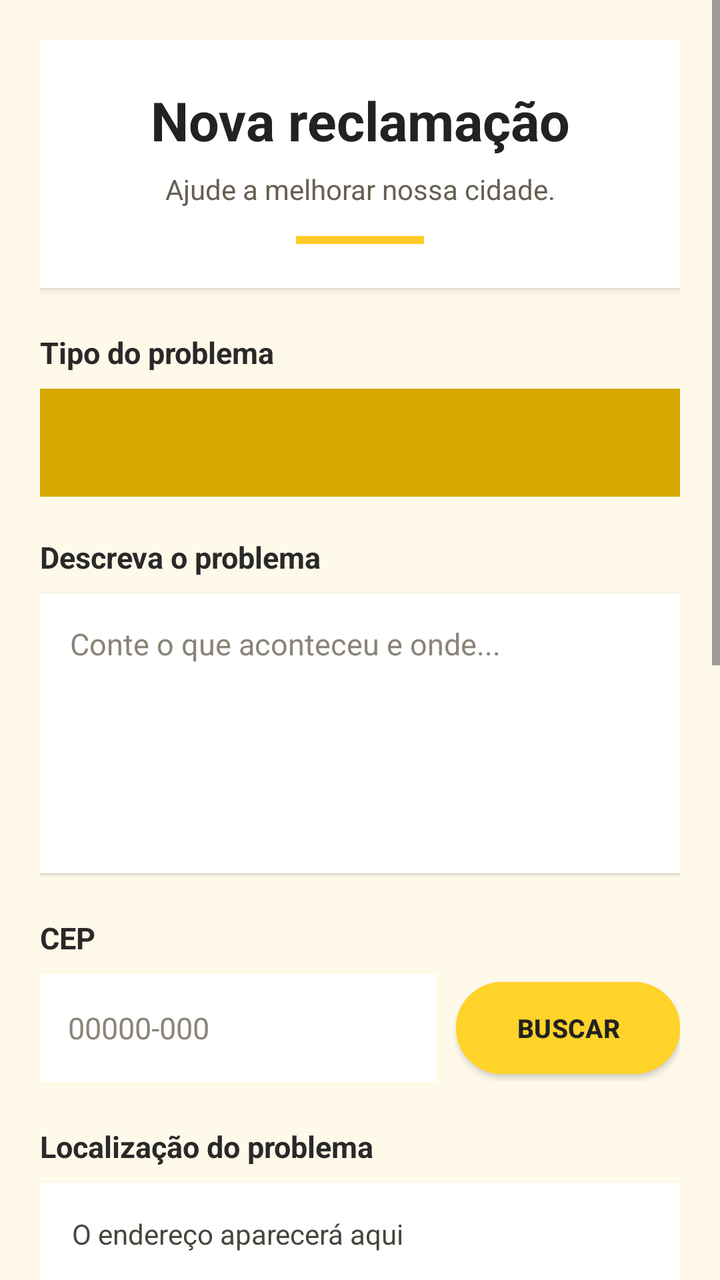
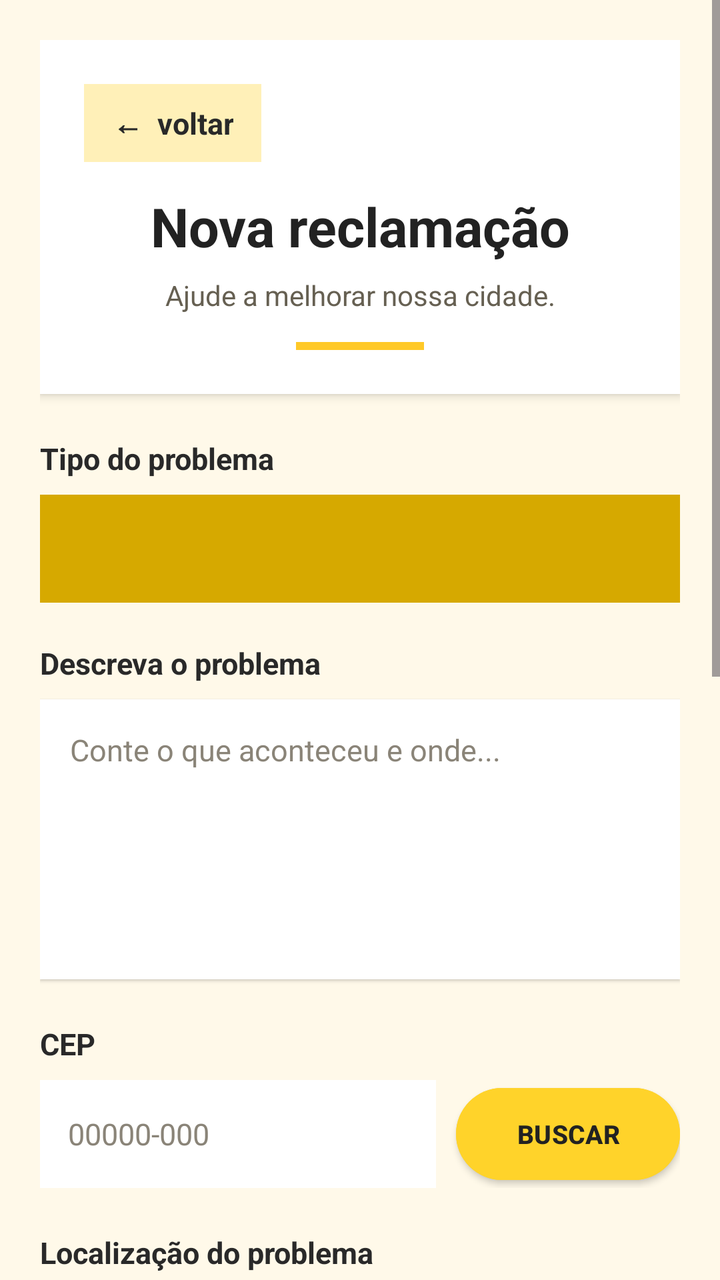

Before-and-after screenshots of an Android layout around one commit, followed by the original layout XML and the change that was made.
<!-- AndroidManifest.xml: application theme Theme.CidadeAtiva -->
<!-- res/layout/activity_reclamacao.xml -->
<?xml version="1.0" encoding="utf-8"?>
<ScrollView
    xmlns:android="http://schemas.android.com/apk/res/android"
    android:layout_width="match_parent"
    android:layout_height="match_parent"
    android:background="#FFF9E9"
    android:fillViewport="true">

    <LinearLayout
        android:layout_width="match_parent"
        android:layout_height="wrap_content"
        android:orientation="vertical"
        android:paddingStart="20dp"
        android:paddingEnd="20dp"
        android:paddingTop="20dp"
        android:paddingBottom="28dp">

        

        <LinearLayout
            android:layout_width="match_parent"
            android:layout_height="wrap_content"
            android:orientation="vertical"
            android:gravity="center"
            android:background="#FFFFFF"
            android:padding="22dp"
            android:elevation="3dp"
            android:layout_marginBottom="22dp">

            <TextView
                android:layout_width="match_parent"
                android:layout_height="wrap_content"
                android:text="Nova reclamação"
                android:textSize="27sp"
                android:textStyle="bold"
                android:textColor="#222222"
                android:gravity="center"/>

            <TextView
                android:layout_width="match_parent"
                android:layout_height="wrap_content"
                android:text="Ajude a melhorar nossa cidade."
                android:textSize="14sp"
                android:textColor="#666052"
                android:gravity="center"
                android:layout_marginTop="7dp"/>

            <View
                android:layout_width="64dp"
                android:layout_height="4dp"
                android:background="#FFC928"
                android:layout_marginTop="14dp"/>

        </LinearLayout>

        

        <TextView
            android:layout_width="match_parent"
            android:layout_height="wrap_content"
            android:text="Tipo do problema"
            android:textSize="15sp"
            android:textStyle="bold"
            android:textColor="#292929"
            android:layout_marginBottom="8dp"/>

        <Spinner
            android:id="@+id/spinnerTipo"
            android:layout_width="match_parent"
            android:layout_height="54dp"
            android:backgroundTint="#D6A900"
            android:background="#FFFFFF"
            android:paddingStart="10dp"
            android:paddingEnd="10dp"
            android:layout_marginBottom="20dp"/>

        

        <TextView
            android:layout_width="match_parent"
            android:layout_height="wrap_content"
            android:text="Descreva o problema"
            android:textSize="15sp"
            android:textStyle="bold"
            android:textColor="#292929"
            android:layout_marginBottom="8dp"/>

        <EditText
            android:id="@+id/edtDescricao"
            android:layout_width="match_parent"
            android:layout_height="140dp"
            android:hint="Conte o que aconteceu e onde..."
            android:gravity="top|start"
            android:inputType="textCapSentences|textMultiLine"
            android:minLines="4"
            android:padding="15dp"
            android:textSize="15sp"
            android:textColor="#292929"
            android:textColorHint="#8A8478"
            android:background="#FFFFFF"
            android:elevation="1dp"
            android:layout_marginBottom="22dp"/>

        

        <TextView
            android:layout_width="match_parent"
            android:layout_height="wrap_content"
            android:text="CEP"
            android:textSize="15sp"
            android:textStyle="bold"
            android:textColor="#292929"
            android:layout_marginBottom="8dp"/>

        <LinearLayout
            android:layout_width="match_parent"
            android:layout_height="wrap_content"
            android:orientation="horizontal"
            android:gravity="center_vertical"
            android:layout_marginBottom="22dp">

            <EditText
                android:id="@+id/edtCep"
                android:layout_width="0dp"
                android:layout_height="54dp"
                android:layout_weight="1"
                android:hint="00000-000"
                android:inputType="number"
                android:maxLength="9"
                android:singleLine="true"
                android:paddingStart="14dp"
                android:paddingEnd="10dp"
                android:textSize="15sp"
                android:textColor="#292929"
                android:textColorHint="#8A8478"
                android:background="#FFFFFF"/>

            <Button
                android:id="@+id/btnBuscarCep"
                android:layout_width="112dp"
                android:layout_height="54dp"
                android:text="BUSCAR"
                android:textSize="13sp"
                android:textStyle="bold"
                android:textColor="#222222"
                android:backgroundTint="#FFD32A"
                android:stateListAnimator="@null"
                android:elevation="2dp"
                android:layout_marginStart="10dp"/>

        </LinearLayout>

        

        <TextView
            android:layout_width="match_parent"
            android:layout_height="wrap_content"
            android:text="Localização do problema"
            android:textSize="15sp"
            android:textStyle="bold"
            android:textColor="#292929"
            android:layout_marginBottom="8dp"/>

        <TextView
            android:id="@+id/txtEndereco"
            android:layout_width="match_parent"
            android:layout_height="wrap_content"
            android:minHeight="100dp"
            android:gravity="top|start"
            android:text="O endereço aparecerá aqui"
            android:textSize="14sp"
            android:textColor="#49453D"
            android:background="#FFFFFF"
            android:padding="16dp"
            android:elevation="1dp"/>

        <TextView
            android:layout_width="match_parent"
            android:layout_height="wrap_content"
            android:text="Escolha como informar o endereço:"
            android:textSize="13sp"
            android:textColor="#777064"
            android:layout_marginTop="10dp"
            android:layout_marginBottom="10dp"/>

        

        <Button
            android:id="@+id/btnLocalizacao"
            android:layout_width="match_parent"
            android:layout_height="54dp"
            android:text="📍 USAR MINHA LOCALIZAÇÃO"
            android:textSize="13sp"
            android:textStyle="bold"
            android:textColor="#222222"
            android:backgroundTint="#FFD32A"
            android:stateListAnimator="@null"
            android:elevation="2dp"/>

        

        <Button
            android:id="@+id/btnEnderecoManual"
            android:layout_width="match_parent"
            android:layout_height="54dp"
            android:text="✏️ DIGITAR ENDEREÇO MANUALMENTE"
            android:textSize="12sp"
            android:textStyle="bold"
            android:textColor="#292929"
            android:backgroundTint="#FFF0B8"
            android:stateListAnimator="@null"
            android:elevation="1dp"
            android:layout_marginTop="10dp"/>

        

        <LinearLayout
            android:layout_width="match_parent"
            android:layout_height="wrap_content"
            android:orientation="vertical"
            android:background="#FFFFFF"
            android:padding="15dp"
            android:elevation="2dp"
            android:layout_marginTop="24dp">

            <TextView
                android:layout_width="match_parent"
                android:layout_height="wrap_content"
                android:text="Foto do problema"
                android:textSize="16sp"
                android:textStyle="bold"
                android:textColor="#292929"/>

            <TextView
                android:layout_width="match_parent"
                android:layout_height="wrap_content"
                android:text="Uma foto pode ajudar a identificar a situação."
                android:textSize="13sp"
                android:textColor="#777064"
                android:layout_marginTop="5dp"
                android:layout_marginBottom="12dp"/>

            <Button
                android:id="@+id/btnFoto"
                android:layout_width="match_parent"
                android:layout_height="52dp"
                android:text="📷 ADICIONAR FOTO"
                android:textSize="13sp"
                android:textStyle="bold"
                android:textColor="#222222"
                android:backgroundTint="#FFE58A"
                android:stateListAnimator="@null"/>

            <ImageView
                android:id="@+id/imgFoto"
                android:layout_width="match_parent"
                android:layout_height="220dp"
                android:layout_marginTop="12dp"
                android:scaleType="centerCrop"
                android:contentDescription="Foto selecionada para a reclamação"
                android:visibility="gone"/>

        </LinearLayout>

        

        <Button
            android:id="@+id/btnEnviar"
            android:layout_width="match_parent"
            android:layout_height="60dp"
            android:text="ENVIAR RECLAMAÇÃO"
            android:textColor="#222222"
            android:textStyle="bold"
            android:textSize="15sp"
            android:backgroundTint="#FFD32A"
            android:stateListAnimator="@null"
            android:elevation="4dp"
            android:layout_marginTop="24dp"
            android:layout_marginBottom="10dp"/>

        <TextView
            android:layout_width="match_parent"
            android:layout_height="wrap_content"
            android:text="Sua participação ajuda a transformar a cidade."
            android:textSize="12sp"
            android:textColor="#777064"
            android:gravity="center"
            android:layout_marginBottom="10dp"/>

        

        <Button
            android:id="@+id/btnVoltarReclamacao"
            android:layout_width="match_parent"
            android:layout_height="56dp"
            android:text="VOLTAR"
            android:textColor="#222222"
            android:textStyle="bold"
            android:textSize="14sp"
            android:backgroundTint="#FFD32A"
            android:stateListAnimator="@null"
            android:elevation="2dp"
            android:layout_marginTop="8dp"
            android:layout_marginBottom="10dp"/>

    </LinearLayout>

</ScrollView>
<!-- resources referenced by this layout -->
<resources>
  <style name="Theme.CidadeAtiva" parent="Base.Theme.CidadeAtiva" />
  <style name="Base.Theme.CidadeAtiva" parent="Theme.Material3.DayNight.NoActionBar">
          
          
      </style>
</resources>

<!-- the commit's change to res/layout/activity_reclamacao.xml (unified diff, before → after) -->
@@ -26,6 +26,25 @@
             android:padding="22dp"
             android:elevation="3dp"
             android:layout_marginBottom="22dp">
+
+            <TextView
+                android:id="@+id/btnVoltarReclamacao"
+                android:layout_width="wrap_content"
+                android:layout_height="wrap_content"
+                android:text="←  voltar"
+                android:textSize="15sp"
+                android:textStyle="bold"
+                android:textColor="#292929"
+                android:gravity="center"
+                android:clickable="true"
+                android:focusable="true"
+                android:paddingStart="14dp"
+                android:paddingEnd="14dp"
+                android:paddingTop="9dp"
+                android:paddingBottom="9dp"
+                android:background="#FFF0B8"
+                android:layout_gravity="start"
+                android:layout_marginBottom="14dp"/>
 
             <TextView
                 android:layout_width="match_parent"
@@ -287,22 +306,6 @@
             android:gravity="center"
             android:layout_marginBottom="10dp"/>
 
-        
-
-        <Button
-            android:id="@+id/btnVoltarReclamacao"
-            android:layout_width="match_parent"
-            android:layout_height="56dp"
-            android:text="VOLTAR"
-            android:textColor="#222222"
-            android:textStyle="bold"
-            android:textSize="14sp"
-            android:backgroundTint="#FFD32A"
-            android:stateListAnimator="@null"
-            android:elevation="2dp"
-            android:layout_marginTop="8dp"
-            android:layout_marginBottom="10dp"/>
-
     </LinearLayout>
 
 </ScrollView>
